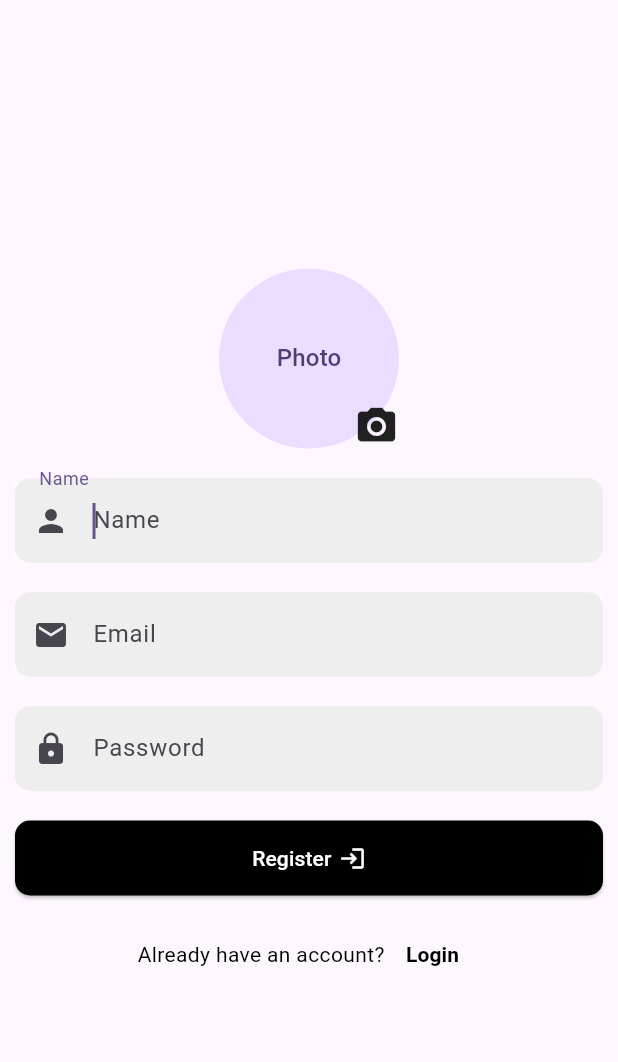
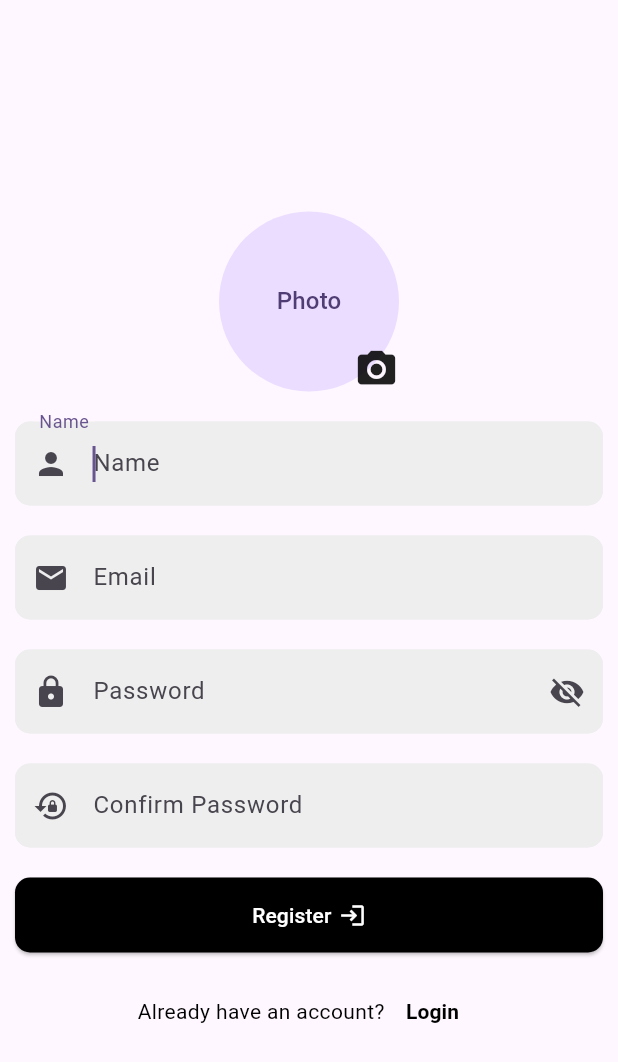
Before and after one commit to VengAnn/flutter_twitter_clone, a Flutter app: the screen it shows after launch, after a tap on "Sign Up", on a phone screen of 412 x 824 dp. Shown: the top 1062 px of the screen. Run offline on Flutter 3.47's test engine with Material 2 defaults, Android fonts, the phone set to English and light mode, and no system bars; our stand-ins replace dio, get, image_picker, quickalert.

Commit message:
update login register screen

```diff
--- a/lib/screens/login_screen.dart
+++ b/lib/screens/login_screen.dart
@@ -45,7 +45,7 @@ class LoginScreen extends StatelessWidget {
                     prefixIcon: Icons.email,
                     controller: emailController,
                     obscureText: false,
-                    autoFocus: true,
+                    // autoFocus: true,
                     onTab: () {},
                     validator: (value) {
                       if (value!.isEmpty) {
@@ -60,19 +60,28 @@ class LoginScreen extends StatelessWidget {
                     },
                   ),
                   kSizedBox20,
-                  TextFormFieldReusableWidget(
+                  GetBuilder<AuthController>(
+                    builder: (_) {
+                      return TextFormFieldReusableWidget(
                         lableText: "Password",
                         hintText: "Password",
                         prefixIcon: Icons.lock,
                         controller: passwordController,
-                    obscureText: true,
-                    autoFocus: true,
-                    onTab: () {},
+                        suffixIcon: _controller.hintIcon == true
+                            ? Icons.visibility_off
+                            : Icons.visibility,
+                        obscureText: _controller.hintIcon,
+                        // autoFocus: true,
+                        onTab: () {
+                          _controller.toggle();
+                        },
                         validator: (value) {
                           if (value!.isEmpty) {
                             return 'Password required';
                           }
                           return null;
+                        },
+                      );
                     },
                   ),
                   kSizedBox20,
--- a/lib/screens/register_screen.dart
+++ b/lib/screens/register_screen.dart
@@ -10,6 +10,7 @@ class RegisterScreen extends StatelessWidget {
   final nameController = TextEditingController();
   final emailController = TextEditingController();
   final passwordController = TextEditingController();
+  final cpasswordController = TextEditingController();
   final _formKey = GlobalKey<FormState>();
 
   final _controller = Get.put(AuthController());
@@ -98,17 +99,45 @@ class RegisterScreen extends StatelessWidget {
                     },
                   ),
                   kSizedBox20,
+                  GetBuilder<AuthController>(
+                    builder: (_) {
+                      return TextFormFieldReusableWidget(
+                        lableText: "Password",
+                        hintText: "Password",
+                        prefixIcon: Icons.lock,
+                        controller: passwordController,
+                        suffixIcon: _controller.hintIcon == true
+                            ? Icons.visibility_off
+                            : Icons.visibility,
+                        obscureText: _controller.hintIcon,
+                        autoFocus: true,
+                        onTab: () {
+                          _controller.toggle();
+                        },
+                        validator: (value) {
+                          if (value!.isEmpty) {
+                            return 'Password required';
+                          }
+                          return null;
+                        },
+                      );
+                    },
+                  ),
+                  kSizedBox20,
                   TextFormFieldReusableWidget(
-                    lableText: "Password",
-                    hintText: "Password",
-                    prefixIcon: Icons.lock,
-                    controller: passwordController,
+                    lableText: "Confirm Password",
+                    hintText: "Confirm Password",
+                    prefixIcon: Icons.lock_reset,
+                    controller: cpasswordController,
                     obscureText: true,
                     autoFocus: true,
                     onTab: () {},
                     validator: (value) {
                       if (value!.isEmpty) {
-                        return 'Password required';
+                        return 'CPassword required';
+                      }
+                      if (value != passwordController.text) {
+                        return 'Please define Confirm pass like Password';
                       }
                       return null;
                     },
--- a/lib/services/api_helper.dart
+++ b/lib/services/api_helper.dart
@@ -5,6 +5,7 @@ import 'package:dio/dio.dart';
 class APIHelper {
   final _dio = Dio();
   final _bashUrl = "http://10.0.2.2:8000/api"; //local for andriod
+  //final _bashUrl = "http://10.0..2:8000/api"; //local for andriod
 
   Future<bool> register({
     required String email,
```
Also changed, not shown: lib/controllers/auth_controller.dart (+21 -5 lines). Lines whose indentation alone changed are shown as unchanged.
